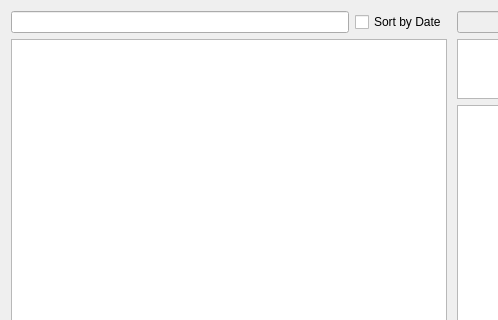
Old version of the form diary_search_dialog.ui in the repository Holence/DongliTeahouseStudio; both pictures show x 0 to 498 and y 0 to 320 of the 904 by 668 pixel window.
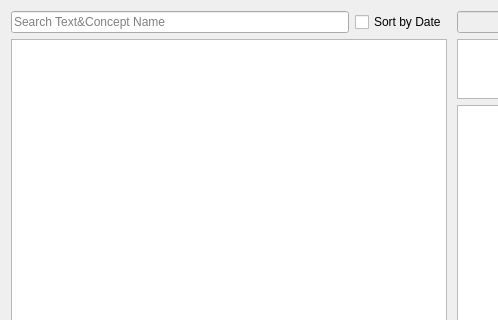
New version of the form. Icons and pictures are not drawn.

What changed in the file:
```diff
--- a/diary_search_dialog.ui
+++ b/diary_search_dialog.ui
@@ -31,7 +31,11 @@
        <item>
         <layout class="QHBoxLayout" name="horizontalLayout">
          <item>
-          <widget class="QLineEdit" name="lineEdit"/>
+          <widget class="QLineEdit" name="lineEdit">
+           <property name="placeholderText">
+            <string>Search Text&amp;Concept Name</string>
+           </property>
+          </widget>
          </item>
          <item>
           <widget class="QCheckBox" name="checkBox">
```
